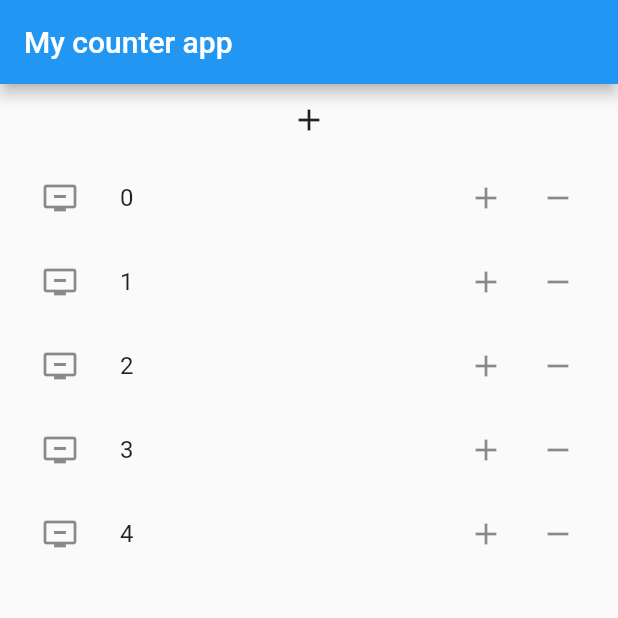
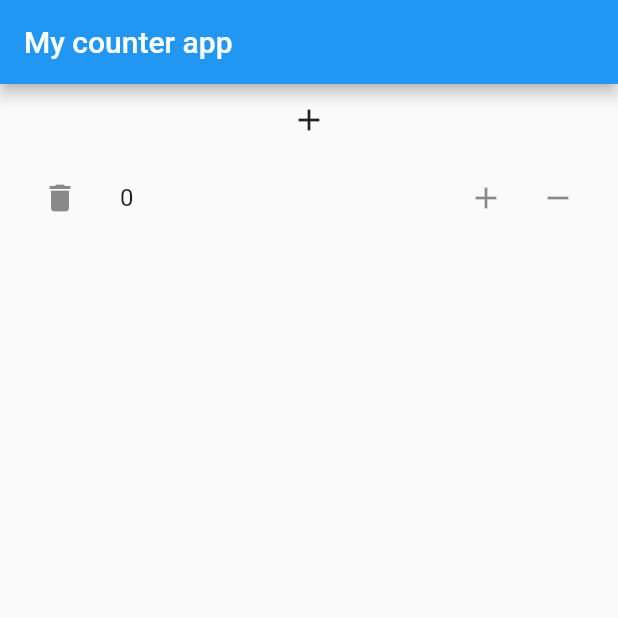
Before and after one commit to johnkyony/riverpod_counter_steriod, a Flutter app: the screen it shows after launch, after a tap on the "add" icon, on a phone screen of 412 x 824 dp, the top half of it. Run offline on Flutter 3.47's test engine with Material 2 defaults, Android fonts, the phone set to English and light mode, and no system bars; our stand-ins replace hooks_riverpod; missing offline and left inert: dart:ffi.

Commit message:
Finished dynamic widget and riverpod integration

```diff
--- a/lib/counter/model.dart
+++ b/lib/counter/model.dart
@@ -9,10 +9,10 @@ class Counter {
   }
 
   Counter increment(){
-    return Counter(id: id, value: value + 1);
+    return Counter( value: value + 1);
   }
 
   Counter decrement(){
-    return Counter( id: id, value: value - 1);
+    return Counter(  value: value - 1);
   }
 }
--- a/lib/main.dart
+++ b/lib/main.dart
@@ -2,6 +2,8 @@ import 'dart:ffi';
 
 import 'package:flutter/material.dart';
 import 'package:hooks_riverpod/hooks_riverpod.dart';
+
+import 'counter/controller.dart';
 
 void main() {
   runApp( const ProviderScope(child: MyApp()));
@@ -63,10 +65,11 @@ class NewCounterButton extends HookConsumerWidget {
 
   @override
   Widget build(BuildContext context , ref) {
+
     return Center(
       child: IconButton(
         onPressed: (){
-
+          ref.read(counterControllerProvider.notifier).add();
         },
         icon: const Icon(Icons.add),
       ),
@@ -79,22 +82,30 @@ class CounterListView extends HookConsumerWidget {
 
   @override
   Widget build(BuildContext context , ref) {
+    final counters = ref.watch(counterControllerProvider);
     return ListView.builder(
-        itemCount: 5,
+        itemCount: counters.length,
         itemBuilder: (context , index){
+          final counter = counters[index];
           return ListTile(
             leading: IconButton(
               onPressed: (){
-
+                  ref.read(counterControllerProvider.notifier).delete(index);
               },
-              icon: const Icon(Icons.remove_from_queue),
+              icon: const Icon(Icons.delete),
             ),
-            title: Text("$index"),
+            title: Text("${counter.value}"),
             trailing: Row(
               mainAxisSize: MainAxisSize.min,
               children: [
-                IconButton(onPressed: (){}, icon: Icon(Icons.add)),
-                IconButton(onPressed: (){}, icon: Icon(Icons.remove))
+                IconButton(onPressed: (
+
+                    ){
+                  ref.read(counterControllerProvider.notifier).increment(index);
+                }, icon: const Icon(Icons.add)),
+                IconButton(onPressed: (){
+                  ref.read(counterControllerProvider.notifier).decrement(index);
+                }, icon: const Icon(Icons.remove))
               ],
             ),
 
```
Also changed, not shown: lib/counter/controller.dart (+14 -0 lines).
